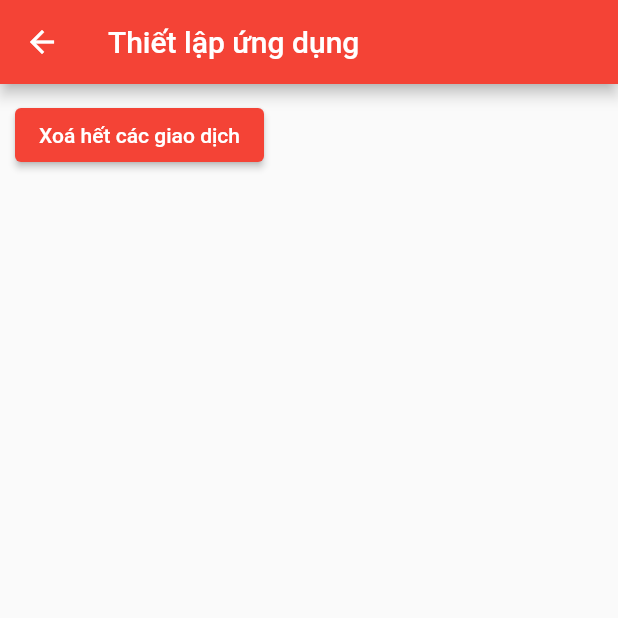
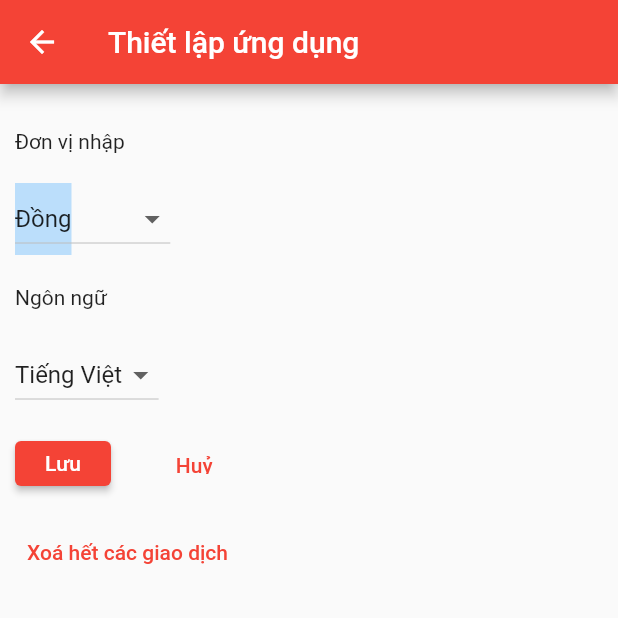
Before and after one commit to tranthehuy/mobile-wallet, a Flutter app: the ConfigPage screen opened by its route, on a phone screen of 412 x 824 dp, the top half of it. Run offline on Flutter 3.47's test engine with Material 2 defaults, Android fonts, the phone set to English and light mode, and no system bars; our stand-ins replace sqflite; accounts and stored records are empty.

Commit message:
Add config model

```diff
--- /dev/null
+++ b/lib/components/config_form.dart
@@ -0,0 +1,123 @@
+import 'package:flutter/material.dart';
+import '../models/config.dart';
+import '../utils/const.dart';
+
+class ConfigForm extends StatefulWidget {
+  const ConfigForm({ this.onFormSubmit });
+
+  final FormSubmitCallback onFormSubmit;
+
+  @override
+  ConfigFormState createState() {
+    return ConfigFormState();
+  }
+}
+
+class ConfigFormState extends State<ConfigForm> {
+  final _formKey = GlobalKey<FormState>();
+  String _unit = '1';
+  String _language = "vn";
+
+  @override
+  Widget build(BuildContext context) {
+    // Build a Form widget using the _formKey created above.
+    return Form(
+      key: _formKey,
+      child: Column(
+        crossAxisAlignment: CrossAxisAlignment.start,
+        children: <Widget>[
+          Padding(
+            padding: EdgeInsets.fromLTRB(0, 20, 0, 20),
+            child: Text("Đơn vị nhập")
+          ),
+          DropdownButton<String>(
+            value: _unit,
+            onChanged: (String value) {
+              setState(() {
+                _unit = value;
+              });
+            },
+            items: <DropdownMenuItem<String>>[
+              DropdownMenuItem<String>(
+                value: '1',
+                child: Container(
+                  height: 50,
+                  color: Colors.blue[100],
+                  child: Center(child: Text('Đồng')),
+                )
+              ),
+              DropdownMenuItem<String>(
+                value: '1000',
+                child: Container(
+                  height: 50,
+                  color: Colors.blue[200],
+                  child: Center(child: Text('Ngàn Đồng')),
+                )
+              )
+            ],
+          ),
+          Padding(
+            padding: EdgeInsets.fromLTRB(0, 20, 0, 20),
+            child: Text("Ngôn ngữ")
+          ),
+          DropdownButton<String>(
+            value: _language,
+            onChanged: (String value) {
+              setState(() {
+                _language = value;
+              });
+            },
+            items: <DropdownMenuItem<String>>[
+              DropdownMenuItem<String>(
+                value: 'vn',
+                child: Container(
+                  height: 50,
+                  child: Center(child: Text('Tiếng Việt')),
+                )
+              ),
+              DropdownMenuItem<String>(
+                value: 'en',
+                child: Container(
+                  height: 50,
+                  child: Center(child: Text('Tiếng Anh')),
+                )
+              )
+            ],
+          ),
+          Container(
+          margin: EdgeInsets.symmetric(vertical: 20.0),
+          height: 30.0,
+          child: ListView(
+              scrollDirection: Axis.horizontal,
+              children: <Widget>[
+                ElevatedButton(
+                  onPressed: () async {
+                    widget.onFormSubmit(Config(
+                      _unit, _language
+                    ));
+                  },
+                  child: Text('Lưu')
+                ),
+                Padding(
+                  padding: EdgeInsets.all(10),
+                  child: Text(" ")
+                ),
+                TextButton(
+                  onPressed: () {
+                    Navigator.pop(context);
+                  },
+                  child: Text(
+                    'Huỷ',
+                    style: TextStyle(
+                    // color: Colors.white,
+                    ),
+                  )
+                ),
+              ]
+            )
+          )
+        ],
+      ),
+    );
+  }
+}
--- a/lib/components/transaction_form.dart
+++ b/lib/components/transaction_form.dart
@@ -2,8 +2,7 @@ import 'package:intl/intl.dart';
 import 'package:flutter/material.dart';
 import 'package:flutter/services.dart';
 import '../models/transactions.dart';
-
-typedef FormSubmitCallback = void Function(dynamic data);
+import '../utils/const.dart';
 
 int convertDateTimeToSeconds(DateTime time) {
   var ms = time.millisecondsSinceEpoch;
--- /dev/null
+++ b/lib/models/config.dart
@@ -0,0 +1,6 @@
+class Config {
+  String unit;
+  String language;
+
+  Config(this.unit, this.language);
+}
--- a/lib/pages/config.dart
+++ b/lib/pages/config.dart
@@ -1,9 +1,10 @@
 import 'package:flutter/material.dart';
 import '../services/transactions.dart';
+import '../components/config_form.dart';
 
 class ConfigPage extends StatelessWidget {
   @override
-  Widget build (BuildContext ctxt) {
+  Widget build(BuildContext ctxt) {
     return new Scaffold(
         appBar: new AppBar(
           title: new Text("Thiết lập ứng dụng"),
@@ -13,15 +14,22 @@ class ConfigPage extends StatelessWidget {
             child: Column(
                 crossAxisAlignment: CrossAxisAlignment.start,
                 children: <Widget>[
-          ElevatedButton(
+                  ConfigForm(
+                    onFormSubmit: (data) {
+                      print(data);
+                    }
+                  ),
+                  TextButton(
                       onPressed: () async {
                         TransactionsService service = TransactionsService();
                         await service.clear();
                       },
-            child: Text('Xoá hết các giao dịch')
-          )
-        ])
-      )
-    );
+                      child: Text(
+                        'Xoá hết các giao dịch',
+                        style: TextStyle(
+                            // color: Colors.white,
+                            ),
+                      )),
+                ])));
   }
 }
--- a/lib/utils/const.dart
+++ b/lib/utils/const.dart
@@ -5,3 +5,5 @@ enum MainMenuActions {
   config,
   help
 }
+
+typedef FormSubmitCallback = void Function(dynamic data);
```
Lines whose indentation alone changed are shown as unchanged.
